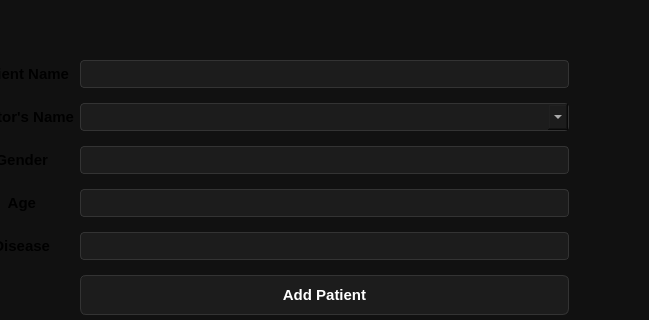
Qt form addnormalpatient.ui (muhammadfuzailahmed/Clinic-Management-System) before a commit; both pictures show x 532 to 1181 and y 248 to 568 of the 1384 by 838 pixel window.
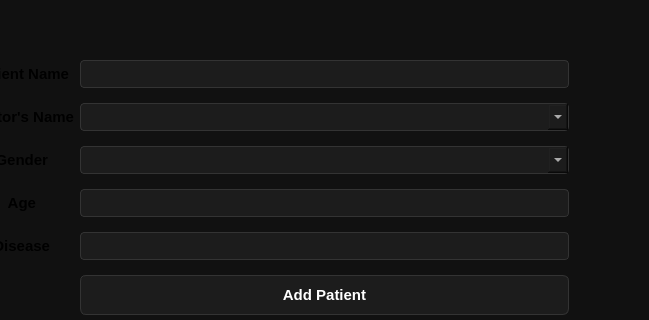
The same form after that commit.

Commit message: Add Dropdown to select gender

```diff
--- a/addnormalpatient.ui
+++ b/addnormalpatient.ui
@@ -213,26 +213,6 @@
        </property>
       </widget>
      </item>
-     <item row="2" column="1">
-      <widget class="QLineEdit" name="patient_gender">
-       <property name="styleSheet">
-        <string notr="true">/* Normal State */
-QLineEdit {
-    background-color: #1c1c1c;  /* Slightly lighter than #111111 background */
-    border: 1px solid #333333;   /* Subtle border when not focused */
-    border-radius: 4px;
-    color: #ffffff;
-    padding: 5px;
-}
-
-/* Focus State - When the user clicks inside to type */
-QLineEdit:focus {
-    border: 1px solid #00d2ff;  /* Medical Cyan glow on focus */
-    background-color: #222222;  /* Slightly lighter background to show activity */
-}</string>
-       </property>
-      </widget>
-     </item>
      <item row="3" column="0">
       <widget class="QLabel" name="label_4">
        <property name="font">
@@ -377,6 +357,37 @@
        </property>
       </widget>
      </item>
+     <item row="2" column="1">
+      <widget class="QComboBox" name="gender_picker">
+       <property name="styleSheet">
+        <string notr="true">QComboBox {
+    background-color: #1c1c1c;
+    border: 1px solid #333333;
+    border-radius: 4px;
+    padding: 5px;
+    color: #ffffff;
+}
+
+QComboBox::drop-down {
+    width: 20px;
+}
+
+QComboBox::down-arrow {
+    width: 12px;
+    height: 12px;
+}
+
+QComboBox QAbstractItemView {
+    background-color: #1c1c1c;
+    border: 1px solid #333333;
+    selection-background-color: #00d2ff;
+    selection-color: #000000;
+    color: #ffffff;
+    outline: none;
+}</string>
+       </property>
+      </widget>
+     </item>
     </layout>
    </widget>
   </widget>
```
The commit also changes 3 other files.
